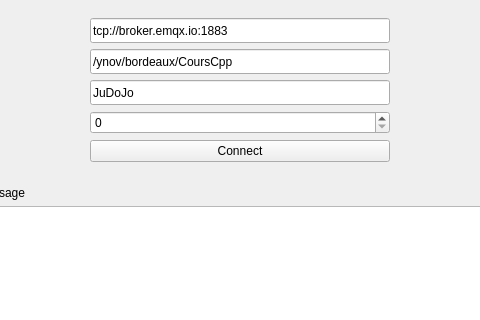
Qt form Projet_drone/Base/src/app/mainwindow.ui (JulienCarayon/CoursCpp) before a commit; both pictures show x 106 to 586 and y 0 to 320 of the 928 by 579 pixel window.
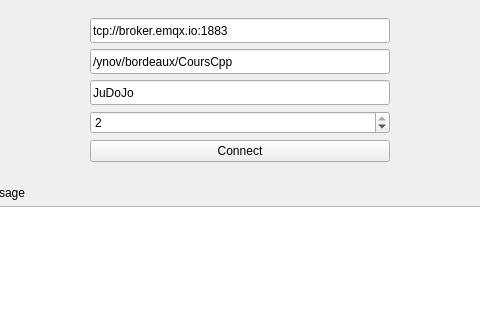
The same form after that commit. Icons and pictures are not drawn.

Diff of the .ui file:
```diff
--- a/Projet_drone/Base/src/app/mainwindow.ui
+++ b/Projet_drone/Base/src/app/mainwindow.ui
@@ -149,6 +149,9 @@
          <property name="maximum">
           <number>2</number>
          </property>
+         <property name="value">
+          <number>2</number>
+         </property>
         </widget>
        </item>
        <item row="3" column="1">
```
